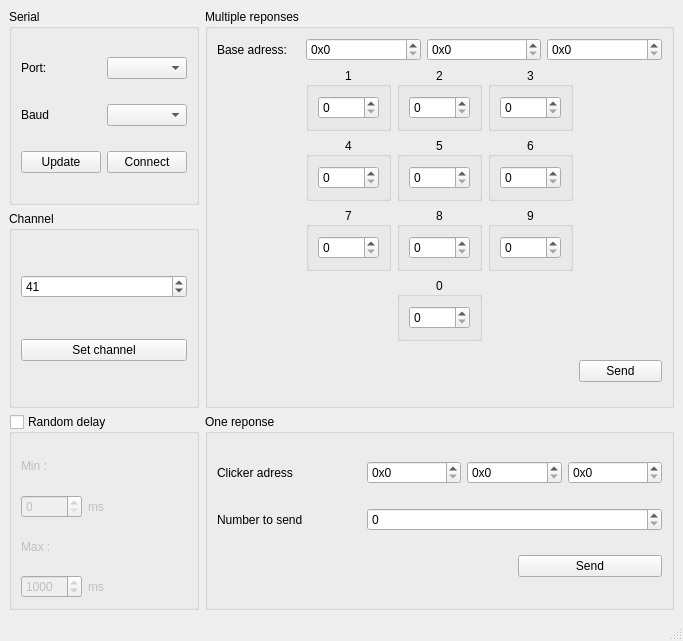
This is fakeClickerController/window.ui in Robotechnic/fakeClicker as Qt 5 draws it before an edit. The edited form follows.
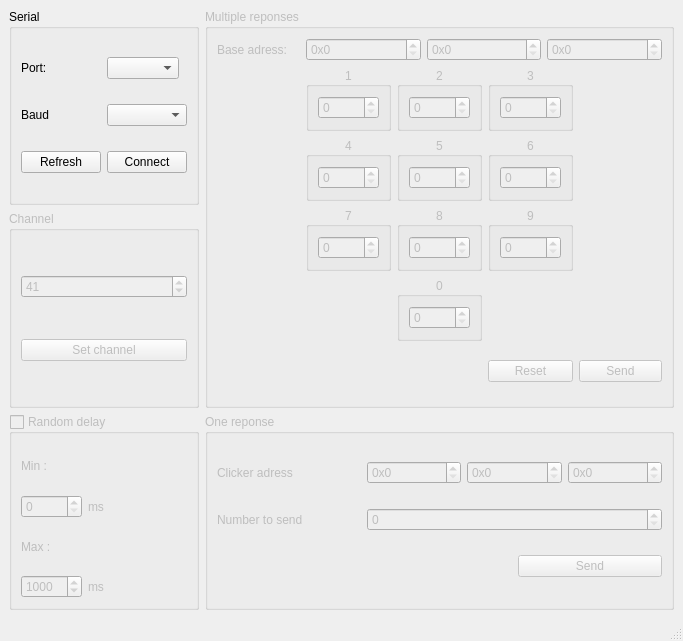
This is the edited form.

```diff
--- a/fakeClickerController/window.ui
+++ b/fakeClickerController/window.ui
@@ -16,7 +16,10 @@
   <widget class="QWidget" name="centralwidget">
    <layout class="QGridLayout" name="gridLayout_3">
     <item row="2" column="0">
-     <widget class="QGroupBox" name="groupBox_2">
+     <widget class="QGroupBox" name="randomDelayGroup">
+      <property name="enabled">
+       <bool>false</bool>
+      </property>
       <property name="sizePolicy">
        <sizepolicy hsizetype="Minimum" vsizetype="Preferred">
         <horstretch>0</horstretch>
@@ -106,7 +109,10 @@
      </widget>
     </item>
     <item row="0" column="1" rowspan="2">
-     <widget class="QGroupBox" name="groupBox_3">
+     <widget class="QGroupBox" name="multipleReponseGroup">
+      <property name="enabled">
+       <bool>false</bool>
+      </property>
       <property name="sizePolicy">
        <sizepolicy hsizetype="Expanding" vsizetype="Preferred">
         <horstretch>0</horstretch>
@@ -409,6 +415,13 @@
          </property>
         </widget>
        </item>
+       <item row="5" column="3">
+        <widget class="QPushButton" name="resetMultiple">
+         <property name="text">
+          <string>Reset</string>
+         </property>
+        </widget>
+       </item>
       </layout>
      </widget>
     </item>
@@ -439,7 +452,14 @@
         </widget>
        </item>
        <item row="0" column="1">
-        <widget class="QComboBox" name="comboBox"/>
+        <widget class="QComboBox" name="port">
+         <property name="sizePolicy">
+          <sizepolicy hsizetype="Maximum" vsizetype="Fixed">
+           <horstretch>0</horstretch>
+           <verstretch>0</verstretch>
+          </sizepolicy>
+         </property>
+        </widget>
        </item>
        <item row="1" column="1">
         <widget class="QComboBox" name="comboBox_2"/>
@@ -454,7 +474,7 @@
        <item row="2" column="0">
         <widget class="QPushButton" name="pushButton_3">
          <property name="text">
-          <string>Update</string>
+          <string>Refresh</string>
          </property>
         </widget>
        </item>
@@ -462,7 +482,10 @@
      </widget>
     </item>
     <item row="2" column="1">
-     <widget class="QGroupBox" name="groupBox_15">
+     <widget class="QGroupBox" name="oneReponseGroup">
+      <property name="enabled">
+       <bool>false</bool>
+      </property>
       <property name="title">
        <string>One reponse</string>
       </property>
@@ -548,7 +571,10 @@
      </widget>
     </item>
     <item row="1" column="0">
-     <widget class="QGroupBox" name="groupBox_4">
+     <widget class="QGroupBox" name="channelGroup">
+      <property name="enabled">
+       <bool>false</bool>
+      </property>
       <property name="title">
        <string>Channel</string>
       </property>
```
Left out of the diff: 288 changed lines with no effect on the pictures.
